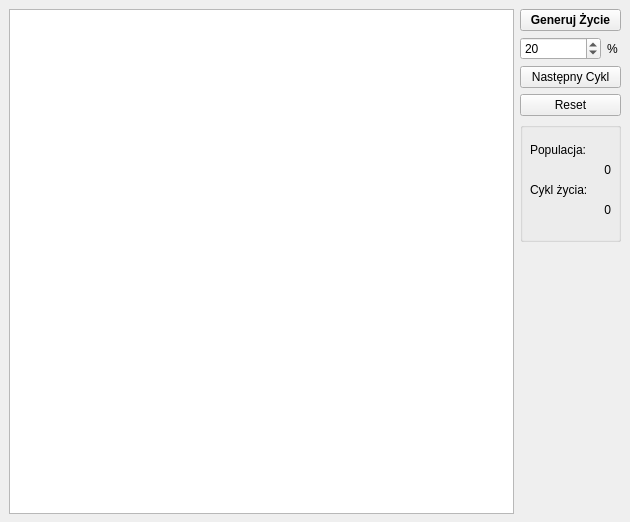
Above: mainwindow.ui from Maxhebda/The-game-of-life before the change. Below: the same form after it.
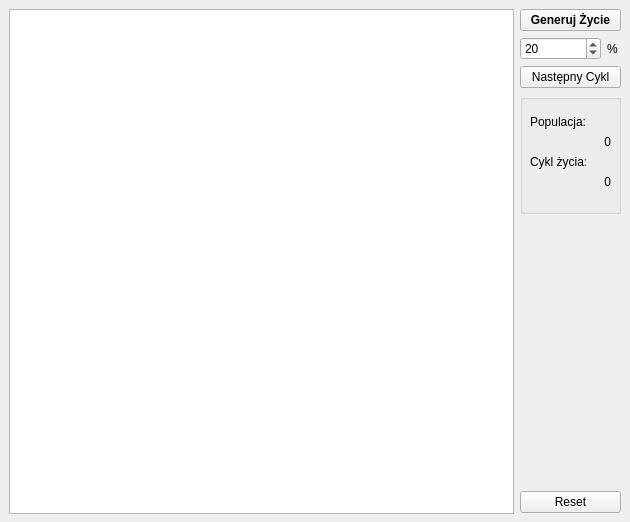
That is the form after the change.

What changed in the file:
```diff
--- a/mainwindow.ui
+++ b/mainwindow.ui
@@ -98,13 +98,6 @@
         </property>
        </widget>
       </item>
-      <item>
-       <widget class="QPushButton" name="pushButton">
-        <property name="text">
-         <string>Reset</string>
-        </property>
-       </widget>
-      </item>
       <item>
        <widget class="QGroupBox" name="groupBox">
         <property name="minimumSize">
@@ -192,6 +185,13 @@
         </property>
        </spacer>
       </item>
+      <item>
+       <widget class="QPushButton" name="pushButton">
+        <property name="text">
+         <string>Reset</string>
+        </property>
+       </widget>
+      </item>
      </layout>
     </item>
    </layout>
```
